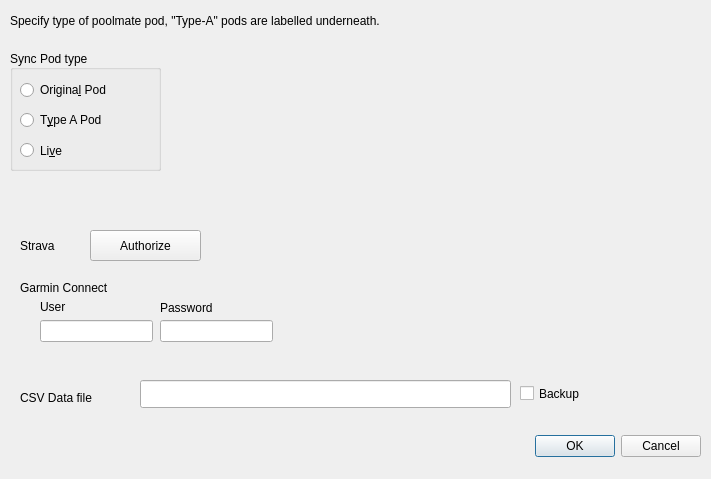
Before: the Qt Designer form ui/config.ui in ihewitt/poolviewer, drawn with Qt 5.
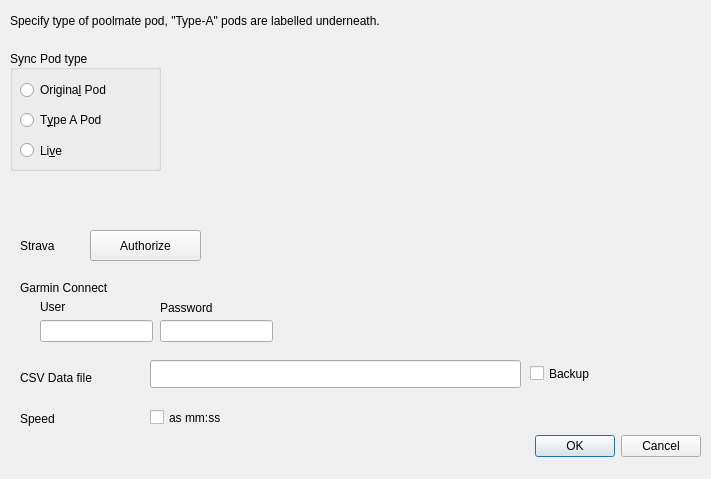
After: the same form once the commit is applied. Icons and pictures are not drawn.

Commit message: Add flag to select display format for speed: 101 vs 01:41.

The edit to the form file:
```diff
--- a/ui/config.ui
+++ b/ui/config.ui
@@ -115,7 +115,7 @@
    <property name="geometry">
     <rect>
      <x>20</x>
-     <y>390</y>
+     <y>370</y>
      <width>101</width>
      <height>16</height>
     </rect>
@@ -127,8 +127,8 @@
   <widget class="QLineEdit" name="dataFile">
    <property name="geometry">
     <rect>
-     <x>140</x>
-     <y>380</y>
+     <x>150</x>
+     <y>360</y>
      <width>371</width>
      <height>28</height>
     </rect>
@@ -206,8 +206,8 @@
   <widget class="QCheckBox" name="backup">
    <property name="geometry">
     <rect>
-     <x>520</x>
-     <y>380</y>
+     <x>530</x>
+     <y>360</y>
      <width>91</width>
      <height>27</height>
     </rect>
@@ -322,6 +322,32 @@
     </iconset>
    </property>
   </widget>
+  <widget class="QLabel" name="label_7">
+   <property name="geometry">
+    <rect>
+     <x>20</x>
+     <y>410</y>
+     <width>81</width>
+     <height>17</height>
+    </rect>
+   </property>
+   <property name="text">
+    <string>Speed</string>
+   </property>
+  </widget>
+  <widget class="QCheckBox" name="speed">
+   <property name="geometry">
+    <rect>
+     <x>150</x>
+     <y>406</y>
+     <width>92</width>
+     <height>23</height>
+    </rect>
+   </property>
+   <property name="text">
+    <string>as mm:ss</string>
+   </property>
+  </widget>
  </widget>
  <tabstops>
   <tabstop>podOriginal</tabstop>
```
The commit also changes 5 other files.
